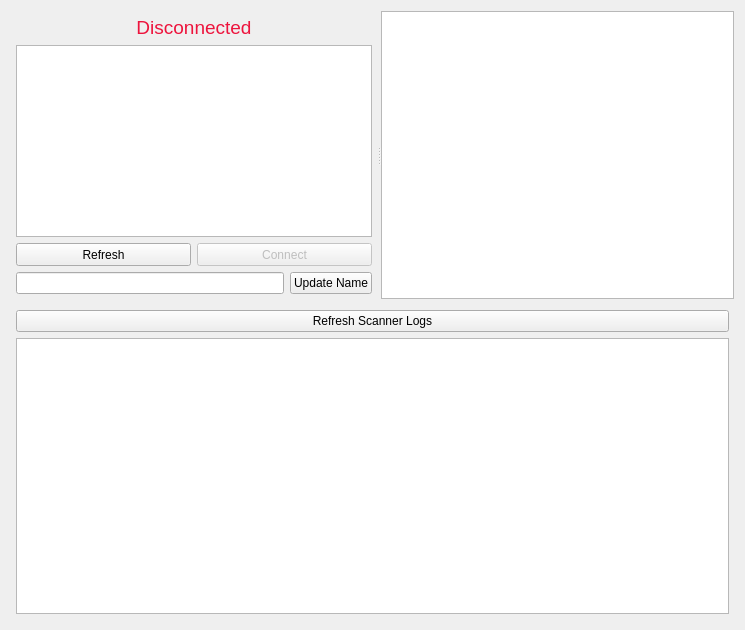
The window that ScannerInspectionTool/ScannerInspectionTool.ui (crener/MultiCapture) describes before a commit, drawn with Qt 5.
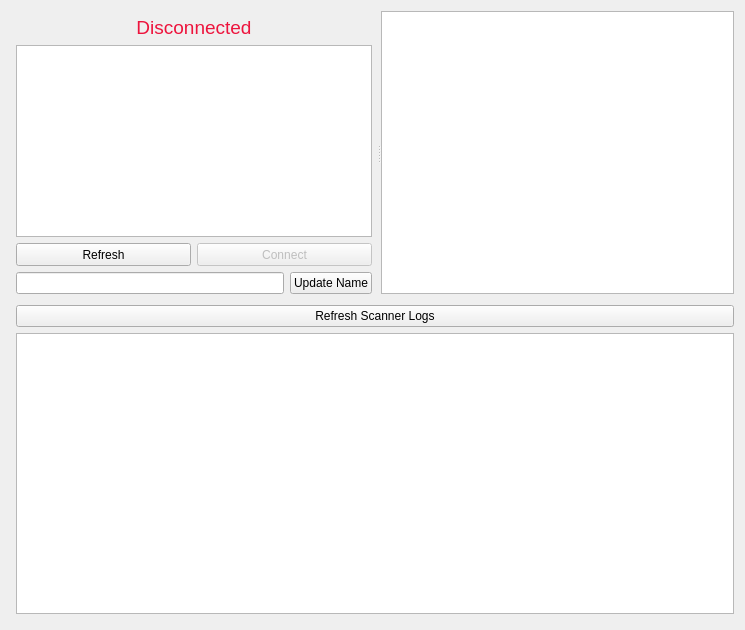
The same window after the commit.

The edit to the form file:
```diff
--- a/ScannerInspectionTool/ScannerInspectionTool.ui
+++ b/ScannerInspectionTool/ScannerInspectionTool.ui
@@ -26,7 +26,7 @@
       <property name="orientation">
        <enum>Qt::Horizontal</enum>
       </property>
-      <widget class="QWidget" name="">
+      <widget class="QWidget" name="layoutWidget">
        <layout class="QVBoxLayout" name="connections">
         <property name="leftMargin">
          <number>5</number>
@@ -38,7 +38,7 @@
          <number>5</number>
         </property>
         <property name="bottomMargin">
-         <number>5</number>
+         <number>0</number>
         </property>
         <item>
          <layout class="QVBoxLayout" name="connectionControl">
@@ -158,7 +158,7 @@
        <number>5</number>
       </property>
       <property name="rightMargin">
-       <number>5</number>
+       <number>0</number>
       </property>
       <property name="bottomMargin">
        <number>5</number>
```
